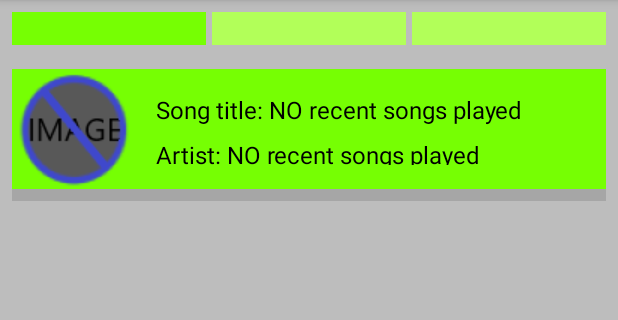
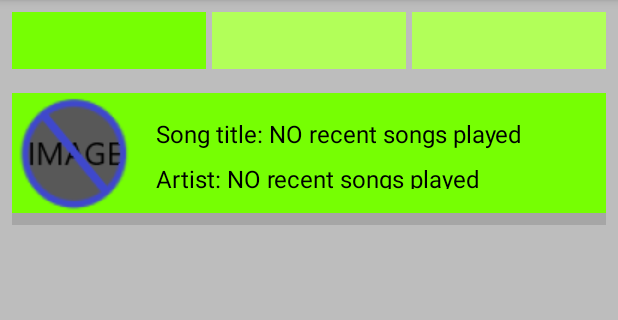
Before and after one commit to egrunwald/MyMusic-App, an Android app: the screen it shows after launch (MainActivity), on a phone screen of 412 x 824 dp, the part 84-404 px from its top. Run offline under Robolectric (Android 15) with nearby library versions, the phone set to English and light mode, and no system bars.

Commit message:
updated header themes

```diff
--- a/app/src/main/res/values/themes.xml
+++ b/app/src/main/res/values/themes.xml
@@ -29,6 +29,7 @@
 
     <style name="Theme.HeaderButtonDefaultTheme" parent="Theme.MaterialComponents">
         <item name="android:layout_margin">8dp</item>
+        <item name="android:padding">8dp</item>
         <item name="android:textSize">16sp</item>
         <item name="android:textColor">@color/black</item>
         <item name="android:background">@color/green_200</item>
@@ -37,6 +38,7 @@
 
     <style name="Theme.HeaderButtonSelectedTheme" parent="Theme.MaterialComponents">
         <item name="android:layout_margin">8dp</item>
+        <item name="android:padding">8dp</item>
         <item name="android:textSize">16sp</item>
         <item name="android:textColor">@color/black</item>
         <item name="android:background">@color/green_400</item>
```
